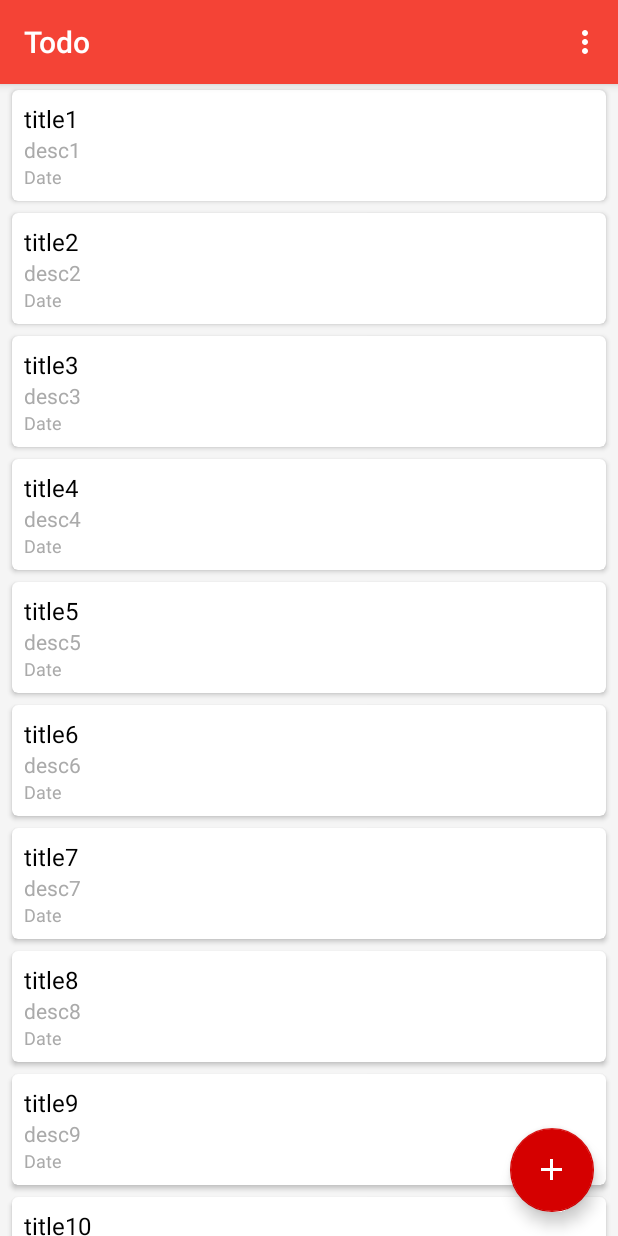
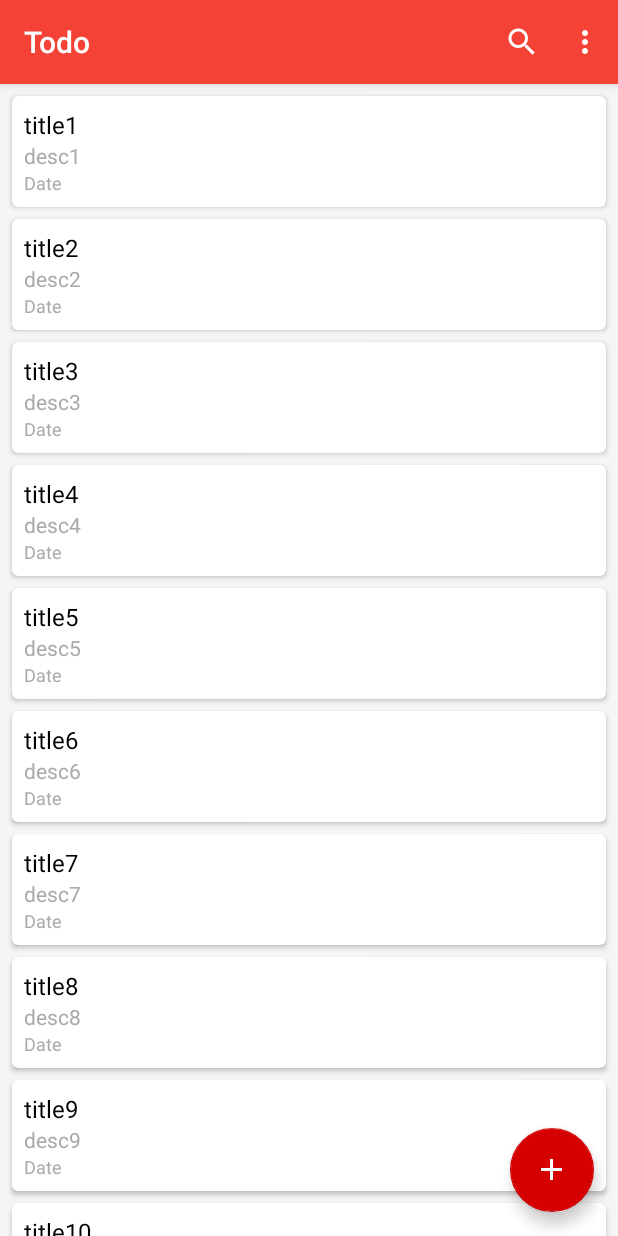
Before and after one commit to hitanshu-dhawan/Todo, an Android app: the screen it shows after launch (MainActivity), on a phone screen of 412 x 824 dp. Run offline under Robolectric (Android 15) with nearby library versions, the phone set to English and light mode, and no system bars.

Commit message:
fab and actionbar animation added

```diff
--- a/app/src/main/java/com/hitanshudhawan/todo/MainActivity.java
+++ b/app/src/main/java/com/hitanshudhawan/todo/MainActivity.java
@@ -6,6 +6,7 @@ import android.support.design.widget.Snackbar;
 import android.support.v7.app.AppCompatActivity;
 import android.support.v7.widget.LinearLayoutManager;
 import android.support.v7.widget.RecyclerView;
+import android.support.v7.widget.SearchView;
 import android.support.v7.widget.Toolbar;
 import android.view.View;
 import android.view.Menu;
@@ -13,11 +14,16 @@ import android.view.MenuItem;
 
 import java.util.ArrayList;
 
+import static com.hitanshudhawan.todo.R.id.fab;
+
 public class MainActivity extends AppCompatActivity {
 
     RecyclerView mRecyclerView;
     ArrayList<Todo> mTodos;
     TodoListAdapter mAdapter;
+
+    SearchView mSearchView;
+    FloatingActionButton mFab;
 
     @Override
     protected void onCreate(Bundle savedInstanceState) {
@@ -27,6 +33,13 @@ public class MainActivity extends AppCompatActivity {
         setSupportActionBar(toolbar);
 
         mRecyclerView = (RecyclerView) findViewById(R.id.todoRecyclerView);
+        mFab = (FloatingActionButton) findViewById(fab);
+
+        initView();
+
+    }
+
+    private void initView() {
 
         mTodos = new ArrayList<>();
         for(int i=0;i<20;i++) {
@@ -40,19 +53,44 @@ public class MainActivity extends AppCompatActivity {
         mRecyclerView.setAdapter(mAdapter);
         mRecyclerView.setLayoutManager(new LinearLayoutManager(MainActivity.this));
 
+        mRecyclerView.addOnScrollListener(new RecyclerView.OnScrollListener() {
+            @Override
+            public void onScrollStateChanged(RecyclerView recyclerView, int newState) {
+                super.onScrollStateChanged(recyclerView, newState);
+                if(newState == RecyclerView.SCROLL_STATE_IDLE)
+                    mFab.show();
+                else
+                    mFab.hide();
+            }
+        });
 
-        FloatingActionButton fab = (FloatingActionButton) findViewById(R.id.fab);
-        fab.setOnClickListener(new View.OnClickListener() {
+        mFab.setOnClickListener(new View.OnClickListener() {
             @Override
             public void onClick(View view) {
 
             }
         });
+
     }
 
     @Override
     public boolean onCreateOptionsMenu(Menu menu) {
         getMenuInflater().inflate(R.menu.menu_main, menu);
+
+        MenuItem searchMenuItem = menu.findItem(R.id.search_item);
+        SearchView searchView = (SearchView) searchMenuItem.getActionView();
+        searchView.setOnQueryTextListener(new SearchView.OnQueryTextListener() {
+            @Override
+            public boolean onQueryTextSubmit(String query) {
+                return false;
+            }
+
+            @Override
+            public boolean onQueryTextChange(String newText) {
+                return false;
+            }
+        });
+
         return true;
     }
 
--- a/app/src/main/res/layout/activity_main.xml
+++ b/app/src/main/res/layout/activity_main.xml
@@ -16,7 +16,8 @@
             android:layout_width="match_parent"
             android:layout_height="?attr/actionBarSize"
             android:background="?attr/colorPrimary"
-            app:popupTheme="@style/AppTheme.PopupOverlay" />
+            app:popupTheme="@style/AppTheme.PopupOverlay"
+            app:layout_scrollFlags="scroll|enterAlways"/>
 
     </android.support.design.widget.AppBarLayout>
 
--- a/app/src/main/res/layout/content_main.xml
+++ b/app/src/main/res/layout/content_main.xml
@@ -5,6 +5,8 @@
     android:layout_width="match_parent"
     android:layout_height="match_parent"
     android:background="#F5F5F5"
+    android:paddingTop="4dp"
+    android:paddingBottom="4dp"
     app:layout_behavior="@string/appbar_scrolling_view_behavior"
     tools:context="com.hitanshudhawan.todo.MainActivity"
     tools:showIn="@layout/activity_main">
--- a/app/src/main/res/menu/menu_main.xml
+++ b/app/src/main/res/menu/menu_main.xml
@@ -2,9 +2,18 @@
     xmlns:app="http://schemas.android.com/apk/res-auto"
     xmlns:tools="http://schemas.android.com/tools"
     tools:context="com.hitanshudhawan.todo.MainActivity">
+
     <item
-        android:id="@+id/action_settings"
-        android:orderInCategory="100"
-        android:title="@string/action_settings"
-        app:showAsAction="never" />
+        android:id="@+id/search_item"
+        android:title="Search"
+        android:icon="@mipmap/ic_search_white_24dp"
+        app:showAsAction="always|collapseActionView"
+        app:actionViewClass="android.support.v7.widget.SearchView"
+        />
+
+    <item
+        android:id="@+id/about_item"
+        android:title="About"
+        />
+
 </menu>
```
Also changed, not shown: app/src/main/res/mipmap-hdpi/ic_search_white_24dp.png (added), app/src/main/res/mipmap-hdpi/ic_search_white_36dp.png (added), app/src/main/res/mipmap-mdpi/ic_search_white_24dp.png (added), app/src/main/res/mipmap-mdpi/ic_search_white_36dp.png (added), app/src/main/res/mipmap-xhdpi/ic_search_white_24dp.png (added), app/src/main/res/mipmap-xhdpi/ic_search_white_36dp.png (added), app/src/main/res/mipmap-xxhdpi/ic_search_white_24dp.png (added), app/src/main/res/mipmap-xxhdpi/ic_search_white_36dp.png (added), app/src/main/res/mipmap-xxxhdpi/ic_search_white_24dp.png (added), app/src/main/res/mipmap-xxxhdpi/ic_search_white_36dp.png (added).
